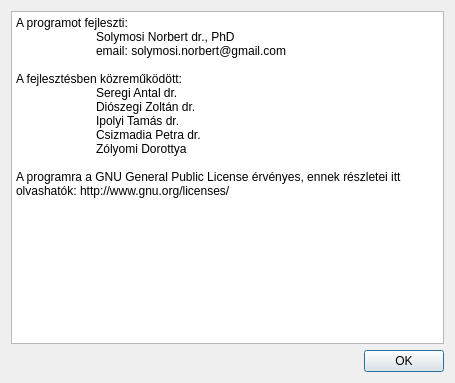
solymosin/vom, file src/xabout.ui: the form before one commit.
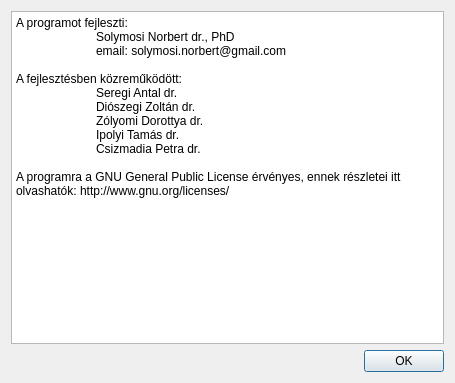
The form after the commit.

```diff
--- a/src/xabout.ui
+++ b/src/xabout.ui
@@ -24,10 +24,10 @@
 A fejlesztésben közreműködött:
 	Seregi Antal dr.
 	Diószegi Zoltán dr.
-	Ipolyi Tamás dr.
+	Zólyomi Dorottya dr.
+	Ipolyi Tamás dr.	
 	Csizmadia Petra dr.
-	Zólyomi Dorottya
-
+	
 A programra a GNU General Public License érvényes, ennek részletei itt olvashatók: http://www.gnu.org/licenses/</string>
      </property>
     </widget>
```
